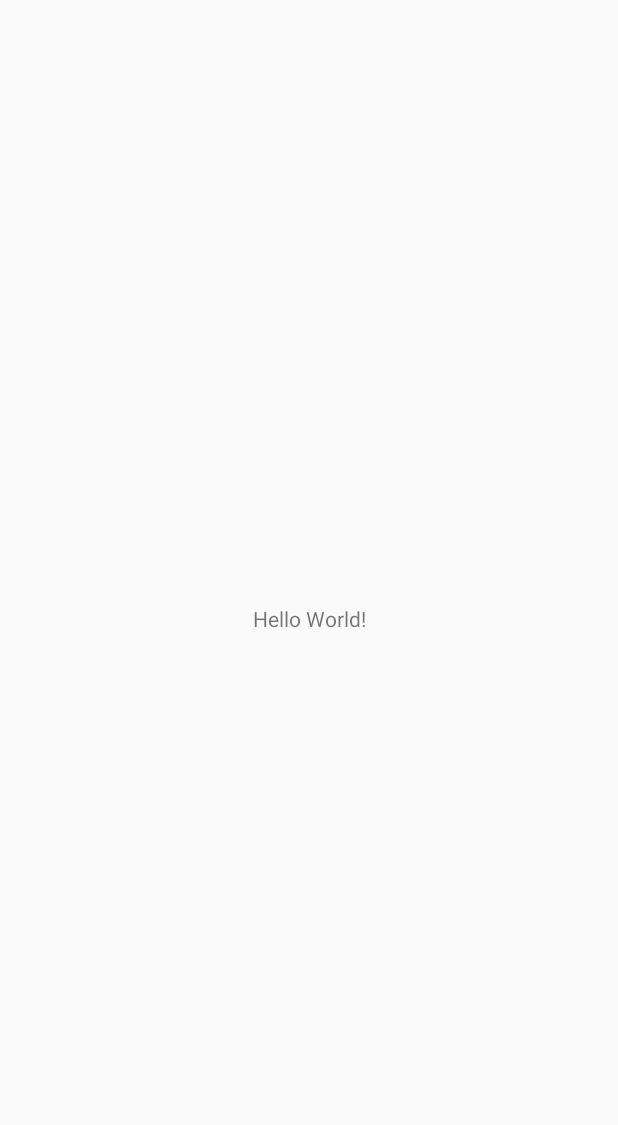
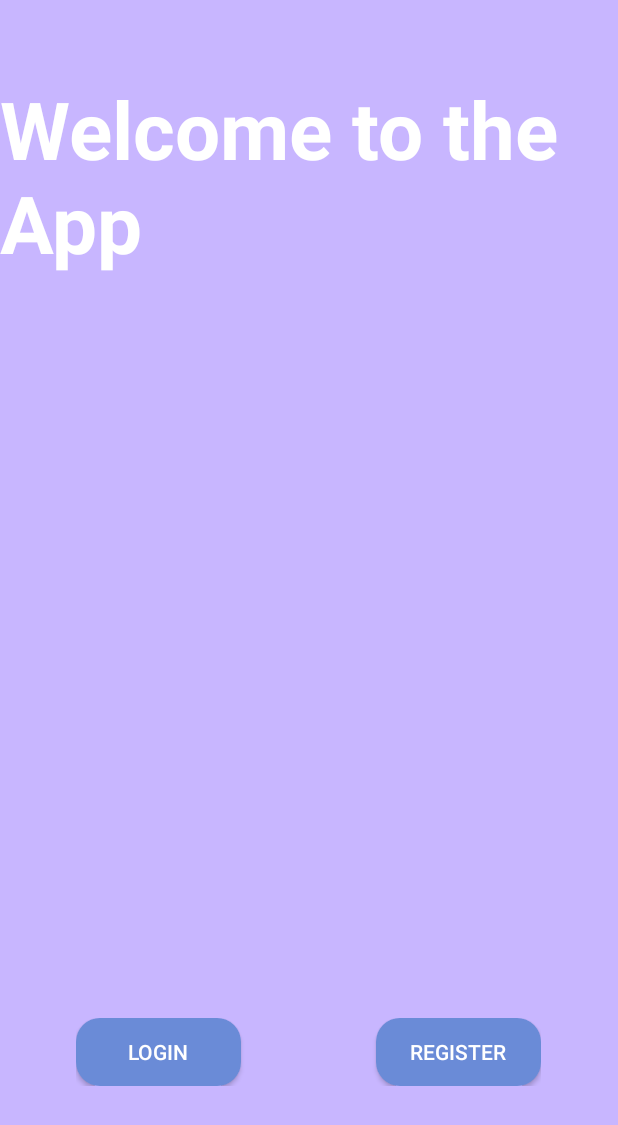
Before and after one commit to zhixuan07/ParkingApp, an Android app: the screen it shows after launch (MainActivity), on a phone screen of 412 x 824 dp. Before the commit the part shown is almost empty. Shown: the top 1125 px of the screen. Run offline under Robolectric (Android 15) with nearby library versions, the phone set to English and light mode, and no system bars.

Commit message:
login&register
bing

```diff
--- /dev/null
+++ b/app/src/main/java/com/example/parkingappinti/BaseActivity.java
@@ -0,0 +1,4 @@
+package com.example.parkingappinti;
+
+public class BaseActivity {
+}
--- a/app/src/main/res/layout/activity_main.xml
+++ b/app/src/main/res/layout/activity_main.xml
@@ -1,18 +1,61 @@
 <?xml version="1.0" encoding="utf-8"?>
-<androidx.constraintlayout.widget.ConstraintLayout xmlns:android="http://schemas.android.com/apk/res/android"
+<RelativeLayout xmlns:android="http://schemas.android.com/apk/res/android" android:background="#C8B6FF"
     xmlns:app="http://schemas.android.com/apk/res-auto"
     xmlns:tools="http://schemas.android.com/tools"
     android:layout_width="match_parent"
     android:layout_height="match_parent"
     tools:context=".MainActivity">
 
+
     <TextView
         android:layout_width="wrap_content"
         android:layout_height="wrap_content"
-        android:text="Hello World!"
-        app:layout_constraintBottom_toBottomOf="parent"
-        app:layout_constraintEnd_toEndOf="parent"
-        app:layout_constraintStart_toStartOf="parent"
-        app:layout_constraintTop_toTopOf="parent" />
+        android:layout_centerHorizontal="true"
+        android:layout_marginTop="50dp"
+        android:text="Welcome to the App"
+        android:textSize="80px"
+        android:textStyle="bold"
+        android:textColor="@color/white"
+        app:layout_constraintVertical_bias="0.449" />
 
-</androidx.constraintlayout.widget.ConstraintLayout>
+    <LinearLayout
+        android:layout_width="wrap_content"
+        android:layout_height="wrap_content"
+        android:layout_alignParentBottom="true"
+        android:layout_marginBottom="84dp"
+        android:layout_centerHorizontal="true"
+        android:padding="16dp">
+
+
+        <Button
+            android:id="@+id/login"
+            android:layout_width="110dp"
+            android:layout_height="45dp"
+            android:background="@drawable/rounded_button"
+
+            android:minWidth="0dp"
+            android:minHeight="0dp"
+            android:textColor="@color/white"
+            android:text="Login" />
+        <Space
+            android:layout_width="90dp"
+            android:layout_height="0dp"
+            android:layout_weight="1"
+            />
+
+        <Button
+            android:id="@+id/register"
+            android:layout_width="110dp"
+            android:layout_height="45dp"
+
+
+            android:background="@drawable/rounded_button"
+            android:minWidth="0dp"
+            android:minHeight="0dp"
+            android:text="Register"
+            android:textColor="@color/white" />
+        />
+
+    </LinearLayout>
+
+</RelativeLayout>
```
Also changed, not shown: app/src/main/AndroidManifest.xml (+9 -0 lines), app/src/main/java/com/example/parkingappinti/loginActivity.java (added, +71 -0 lines), app/src/main/res/layout/loginlayout.xml (added, +83 -0 lines), app/src/main/res/layout/registerlayout.xml (added, +139 -0 lines).
